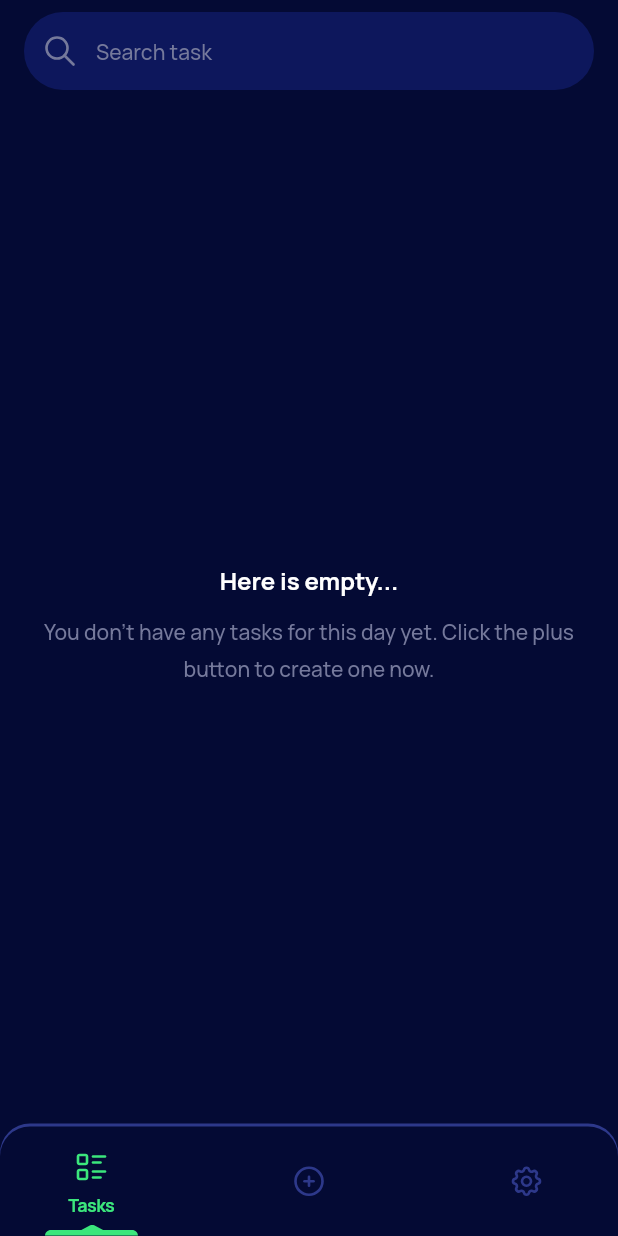
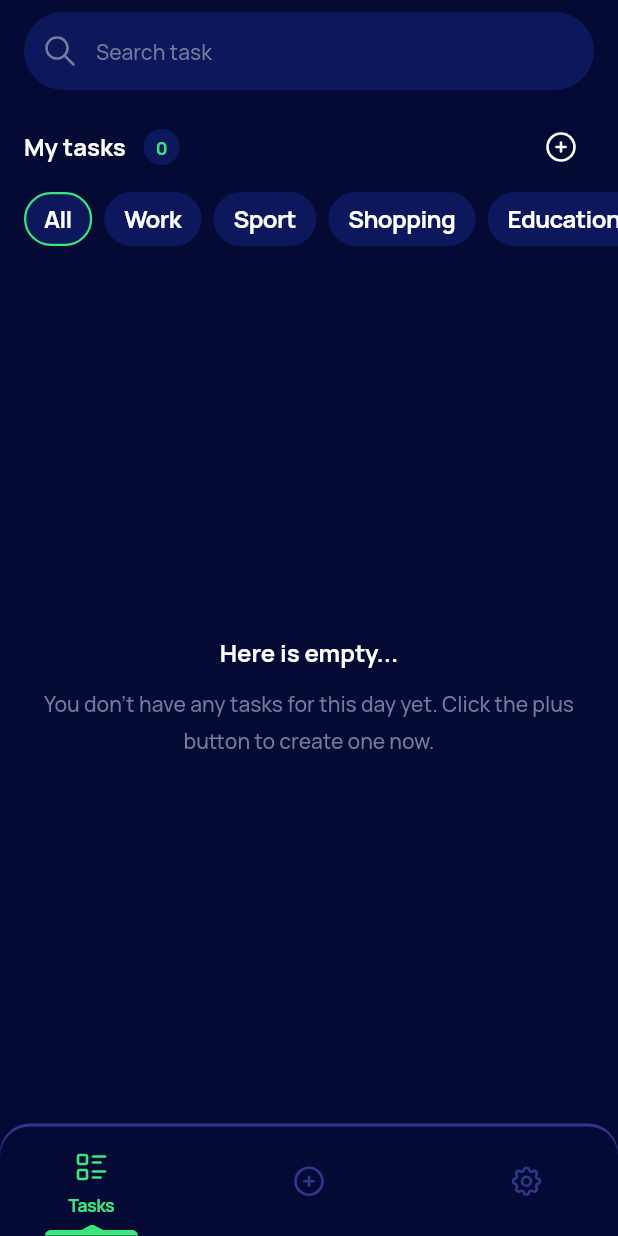
Before and after one commit to kent0505/tasks_test, a Flutter app: the screen it shows after launch, on a phone screen of 412 x 824 dp. Run offline on Flutter 3.47's test engine with Material 3 defaults, Android fonts, the phone set to English and light mode, and no system bars; our stand-ins replace flutter_bloc, flutter_svg, hive_flutter, shared_preferences; accounts and stored records are empty.

Commit message:
filter by cats

```diff
--- a/lib/blocs/task/task_bloc.dart
+++ b/lib/blocs/task/task_bloc.dart
@@ -83,5 +83,15 @@ class TaskBloc extends Bloc<TaskEvent, TaskState> {
       await updateTasks();
       emit(TaskLoaded(tasks: tasks));
     });
+
+    on<FilterByCats>((event, emit) async {
+      List<Task> sorted = event.title == 'All'
+          ? tasks
+          : tasks.where((element) => element.cat.title == event.title).toList();
+      emit(TaskLoaded(
+        tasks: sorted,
+        filter: event.title,
+      ));
+    });
   }
 }
--- a/lib/blocs/task/task_event.dart
+++ b/lib/blocs/task/task_event.dart
@@ -44,3 +44,9 @@ class CreateCat extends TaskEvent {
 }
 
 class ClearData extends TaskEvent {}
+
+class FilterByCats extends TaskEvent {
+  FilterByCats({required this.title});
+
+  final String title;
+}
--- a/lib/blocs/task/task_state.dart
+++ b/lib/blocs/task/task_state.dart
@@ -8,9 +8,11 @@ final class TaskInitial extends TaskState {}
 final class TaskLoaded extends TaskState {
   TaskLoaded({
     required this.tasks,
+    this.filter = 'All',
     this.search = false,
   });
 
   final List<Task> tasks;
+  final String filter;
   final bool search;
 }
--- a/lib/pages/add_task_page.dart
+++ b/lib/pages/add_task_page.dart
@@ -6,7 +6,7 @@ import '../blocs/navbar/navbar_bloc.dart';
 import '../models/cat.dart';
 import '../models/task.dart';
 import '../core/utils.dart';
-import '../widgets/categories_widget.dart';
+import '../widgets/cats_widget.dart';
 import '../widgets/page_title.dart';
 import '../widgets/remind_button.dart';
 import '../widgets/title_text.dart';
@@ -144,7 +144,7 @@ class _AddTaskPageState extends State<AddTaskPage> {
               const SizedBox(height: 16),
               const TitleText('Select a category for your task (optional)'),
               const SizedBox(height: 8),
-              CategoriesWidget(
+              CatsWidget(
                 cat: cat,
                 onPressed: onCat,
               ),
--- a/lib/pages/edit_task_page.dart
+++ b/lib/pages/edit_task_page.dart
@@ -4,7 +4,7 @@ import 'package:flutter_bloc/flutter_bloc.dart';
 import '../blocs/task/task_bloc.dart';
 import '../models/cat.dart';
 import '../models/task.dart';
-import '../widgets/categories_widget.dart';
+import '../widgets/cats_widget.dart';
 import '../widgets/page_title.dart';
 import '../widgets/remind_button.dart';
 import '../widgets/title_text.dart';
@@ -130,7 +130,7 @@ class _EditTaskPageState extends State<EditTaskPage> {
                 const SizedBox(height: 16),
                 const TitleText('Select a cat for your task (optional)'),
                 const SizedBox(height: 8),
-                CategoriesWidget(
+                CatsWidget(
                   cat: cat,
                   onPressed: onCat,
                 ),
--- a/lib/pages/tasks_page.dart
+++ b/lib/pages/tasks_page.dart
@@ -1,9 +1,12 @@
 import 'package:flutter/material.dart';
 import 'package:flutter_bloc/flutter_bloc.dart';
 
+import '../blocs/navbar/navbar_bloc.dart';
 import '../blocs/task/task_bloc.dart';
 import '../core/app_colors.dart';
+import '../core/hive.dart';
 import '../widgets/button.dart';
+import '../widgets/cats_filter.dart';
 import '../widgets/no_data.dart';
 import '../widgets/svg_widget.dart';
 import '../widgets/task_card.dart';
@@ -14,21 +17,46 @@ class TasksPage extends StatelessWidget {
 
   @override
   Widget build(BuildContext context) {
+    return BlocBuilder<TaskBloc, TaskState>(
+      builder: (context, state) {
+        if (state is TaskLoaded) {
           return Column(
             mainAxisAlignment: MainAxisAlignment.center,
             children: [
               SizedBox(height: 8 + MediaQuery.of(context).viewPadding.top),
               const _Search(),
               const SizedBox(height: 16),
+              if (state.search) ...[
                 const _SearchedAmount(),
                 const SizedBox(height: 8),
+              ] else ...[
+                const _TasksAmount(),
+                const SizedBox(height: 8),
+                SizedBox(
+                  height: 36,
+                  child: ListView(
+                    scrollDirection: Axis.horizontal,
+                    padding: const EdgeInsets.only(
+                      left: 16,
+                      right: 8,
+                    ),
+                    children: [
+                      const CatsFilter(title: 'All'),
+                      ...List.generate(
+                        cats.length,
+                        (index) {
+                          return CatsFilter(title: cats[index].title);
+                        },
+                      ),
+                    ],
+                  ),
+                ),
+                const SizedBox(height: 16),
+              ],
               Expanded(
-          child: BlocBuilder<TaskBloc, TaskState>(
-            builder: (context, state) {
-              if (state is TaskLoaded) {
-                if (state.tasks.isEmpty) return const NoData();
-
-                return ListView.builder(
+                child: state.tasks.isEmpty
+                    ? const NoData()
+                    : ListView.builder(
                         padding: const EdgeInsets.symmetric(
                           horizontal: 16,
                         ),
@@ -36,13 +64,14 @@ class TasksPage extends StatelessWidget {
                         itemBuilder: (context, index) {
                           return TaskCard(task: state.tasks[index]);
                         },
-                );
-              }
-              return Container();
-            },
                       ),
               ),
             ],
+          );
+        }
+
+        return Container();
+      },
     );
   }
 }
@@ -149,3 +178,58 @@ class _SearchedAmount extends StatelessWidget {
     );
   }
 }
+
+class _TasksAmount extends StatelessWidget {
+  const _TasksAmount();
+
+  @override
+  Widget build(BuildContext context) {
+    return Row(
+      children: [
+        const SizedBox(width: 16),
+        const Text(
+          'My tasks',
+          style: TextStyle(
+            color: AppColors.white,
+            fontSize: 16,
+            fontFamily: 'w700',
+          ),
+        ),
+        const SizedBox(width: 8),
+        Container(
+          height: 24,
+          padding: const EdgeInsets.symmetric(horizontal: 12),
+          decoration: const BoxDecoration(
+            shape: BoxShape.circle,
+            color: AppColors.tertiary1,
+          ),
+          child: Center(
+            child: BlocBuilder<TaskBloc, TaskState>(
+              builder: (context, state) {
+                return Text(
+                  state is TaskLoaded ? state.tasks.length.toString() : '0',
+                  style: const TextStyle(
+                    color: AppColors.accent,
+                    fontSize: 12,
+                    fontFamily: 'w700',
+                  ),
+                );
+              },
+            ),
+          ),
+        ),
+        const Spacer(),
+        Button(
+          onPressed: () {
+            context.read<NavbarBloc>().add(ChangePage(index: 2));
+          },
+          child: const SvgWidget(
+            'assets/add.svg',
+            color: AppColors.white,
+          ),
+        ),
+        const SizedBox(width: 16),
+      ],
+    );
+  }
+}
--- /dev/null
+++ b/lib/widgets/cats_filter.dart
@@ -0,0 +1,52 @@
+import 'package:flutter/material.dart';
+import 'package:flutter_bloc/flutter_bloc.dart';
+
+import '../blocs/task/task_bloc.dart';
+import '../core/app_colors.dart';
+import 'button.dart';
+
+class CatsFilter extends StatelessWidget {
+  const CatsFilter({super.key, required this.title});
+
+  final String title;
+
+  @override
+  Widget build(BuildContext context) {
+    return Button(
+      onPressed: () {
+        context.read<TaskBloc>().add(FilterByCats(title: title));
+      },
+      minSize: 36,
+      child: BlocBuilder<TaskBloc, TaskState>(
+        builder: (context, state) {
+          return AnimatedContainer(
+            duration: const Duration(milliseconds: 300),
+            height: 36,
+            padding: const EdgeInsets.symmetric(horizontal: 12),
+            margin: const EdgeInsets.only(right: 8),
+            decoration: BoxDecoration(
+              color: AppColors.tertiary1,
+              borderRadius: BorderRadius.circular(36),
+              border: Border.all(
+                width: 1.5,
+                color: state is TaskLoaded && state.filter == title
+                    ? AppColors.accent
+                    : Colors.transparent,
+              ),
+            ),
+            child: Center(
+              child: Text(
+                title,
+                style: const TextStyle(
+                  color: AppColors.white,
+                  fontSize: 16,
+                  fontFamily: 'w700',
+                ),
+              ),
+            ),
+          );
+        },
+      ),
+    );
+  }
+}
--- a/lib/widgets/categories_widget.dart
+++ b/lib/widgets/cats_widget.dart
@@ -10,8 +10,8 @@ import 'cat_card.dart';
 import 'create_category_dialog.dart';
 import 'svg_widget.dart';
 
-class CategoriesWidget extends StatelessWidget {
-  const CategoriesWidget({
+class CatsWidget extends StatelessWidget {
+  const CatsWidget({
     super.key,
     required this.cat,
     required this.onPressed,
```
Lines whose indentation alone changed are shown as unchanged.
